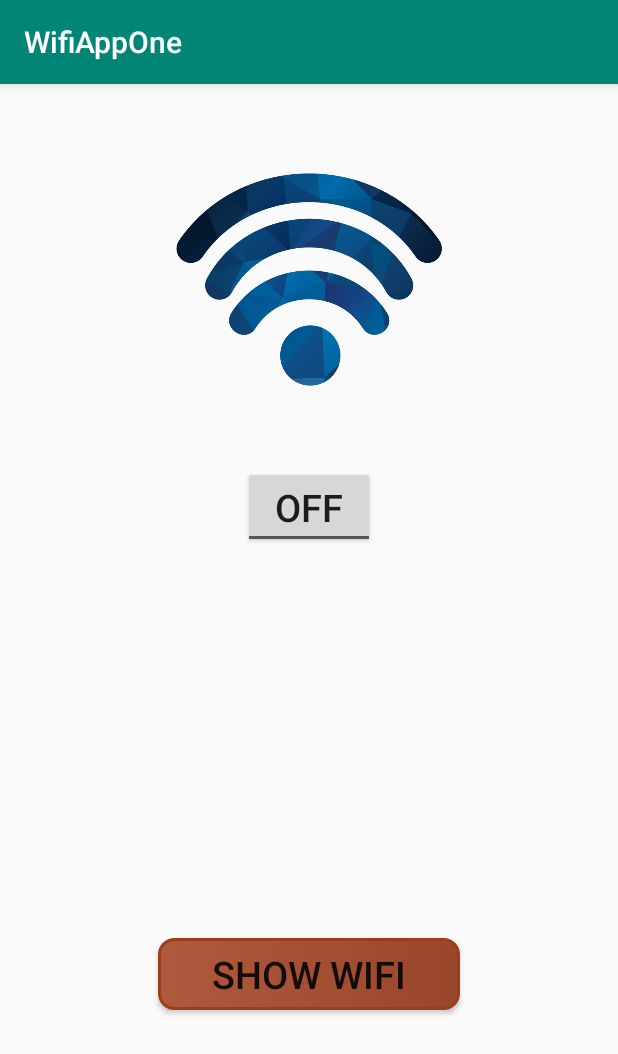
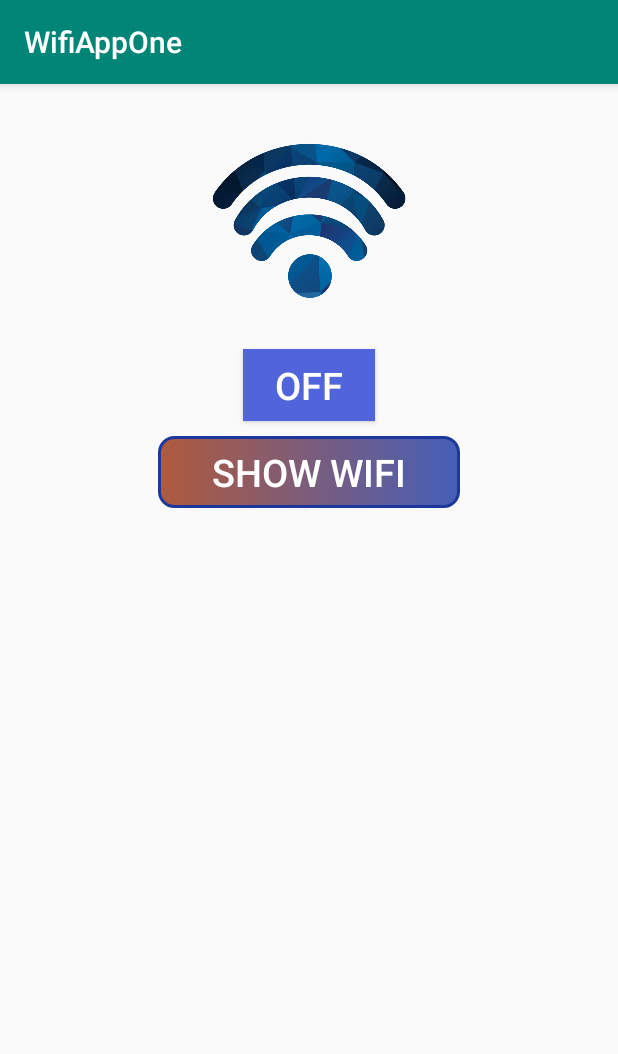
Before and after one commit to sher-machine/WifiAnalyzerAndManager, an Android app: the screen it shows after launch (MainActivity), on a phone screen of 412 x 824 dp. Shown: the top 1054 px of the screen. Run offline under Robolectric (Android 15) with nearby library versions, the light colour scheme and no system bars.

```diff
--- a/app/build.gradle
+++ b/app/build.gradle
@@ -26,4 +26,5 @@ dependencies {
     testImplementation 'junit:junit:4.12'
     androidTestImplementation 'androidx.test:runner:1.2.0'
     androidTestImplementation 'androidx.test.espresso:espresso-core:3.2.0'
+    implementation 'com.google.android.material:material:1.0.0'
 }
--- a/app/src/main/res/drawable-v24/button.xml
+++ b/app/src/main/res/drawable-v24/button.xml
@@ -3,22 +3,22 @@
     <item android:state_pressed="true" >
         <shape android:shape="rectangle"  >
             <corners android:radius="10dip" />
-            <stroke android:width="3dip" android:color="#9e3d1c" />
-            <gradient android:angle="180" android:startColor="#99462a" android:endColor="#af5a3d" />
+            <stroke android:width="3dip" android:color="#1C389E" />
+            <gradient android:angle="180" android:startColor="#465FB8" android:endColor="#af5a3d" />
         </shape>
     </item>
     <item android:state_focused="true">
         <shape android:shape="rectangle"  >
             <corners android:radius="10dip" />
-            <stroke android:width="3dip" android:color="#9e3d1c" />
-            <gradient android:angle="180" android:startColor="#99462a" android:endColor="#af5a3d" />
+            <stroke android:width="3dip" android:color="#1C389E" />
+            <gradient android:angle="180" android:startColor="#465FB8" android:endColor="#af5a3d" />
         </shape>
     </item>
     <item>
         <shape android:shape="rectangle"  >
             <corners android:radius="10dip" />
-            <stroke android:width="2dip" android:color="#9e3d1c" />
-            <gradient android:angle="180" android:startColor="#99462a" android:endColor="#af5a3d" />
+            <stroke android:width="2dip" android:color="#1C389E" />
+            <gradient android:angle="180" android:startColor="#465FB8" android:endColor="#af5a3d" />
         </shape>
     </item>
 </selector>
--- a/app/src/main/res/layout/activity_main.xml
+++ b/app/src/main/res/layout/activity_main.xml
@@ -1,13 +1,14 @@
 <LinearLayout xmlns:android="http://schemas.android.com/apk/res/android"
     android:layout_width="fill_parent"
     android:layout_height="fill_parent"
+    xmlns:app="http://schemas.android.com/apk/res-auto"
     android:orientation="vertical"
     android:padding="5dp">
 
     <ImageView
         android:id="@+id/imageView1"
-        android:layout_width="236dp"
-        android:layout_height="249dp"
+        android:layout_width="196dp"
+        android:layout_height="171dp"
         android:layout_centerInParent="true"
         android:layout_gravity="center"
         android:src="@drawable/wifi" />
@@ -22,6 +23,8 @@
         android:text="Wi-Fi Settings"
         android:textOff="Off"
         android:textOn="On"
+        android:background="@color/colorBlue"
+        android:textColor="@color/colorWhite"
         android:layout_gravity="center"
         android:textSize="25sp"/>
 
@@ -30,9 +33,23 @@
         android:layout_width="match_parent"
         android:layout_height="wrap_content"
         android:layout_marginLeft="100sp"
-        android:layout_marginTop="250sp"
         android:layout_marginRight="100sp"
         android:background="@drawable/button"
         android:text="SHOW WIFI"
+        android:textColor="@color/colorWhite"
         android:textSize="25sp" />
+
+    <ListView
+        android:id="@+id/listItem"
+        android:layout_width="match_parent"
+        android:layout_height="match_parent">
+
+    </ListView>
+
+    <androidx.appcompat.widget.Toolbar
+        android:id="@+id/toolbar"
+        android:layout_width="match_parent"
+        android:layout_height="?attr/actionBarSize"
+        android:background="@color/colorBlue" />
+
 </LinearLayout>
--- a/app/src/main/res/values/colors.xml
+++ b/app/src/main/res/values/colors.xml
@@ -3,4 +3,6 @@
     <color name="colorPrimary">#008577</color>
     <color name="colorPrimaryDark">#00574B</color>
     <color name="colorAccent">#D81B60</color>
+    <color name="colorWhite">#FFFFFF</color>
+    <color name="colorBlue">#5064DB</color>
 </resources>
```
Also changed, not shown: app/src/main/java/com/example/wifiappone/Element.java (added, +26 -0 lines), app/src/main/java/com/example/wifiappone/MainActivity.java (+130 -0 lines), app/src/main/res/layout/content_main.xml (added, +17 -0 lines), app/src/main/res/layout/items.xml (added, +66 -0 lines).
